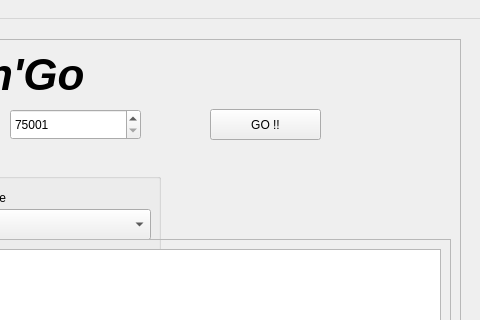
Old version of the form Tourisme de cinephile/Application/tourisme.ui in the repository AlexAndriamahaleo/Tourisme_de_cinephile; both pictures show x 600 to 1080 and y 0 to 320 of the 1080 by 720 pixel window.
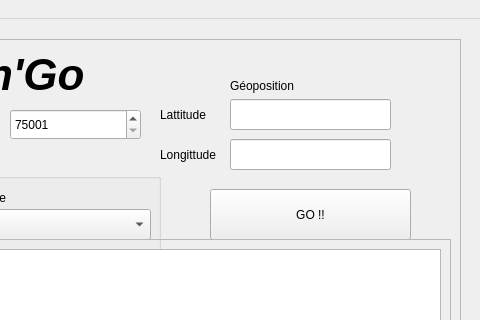
New version of the form. The open tabs and pages were chosen to show the change.

What changed in the file:
```diff
--- a/Tourisme de cinephile/Application/tourisme.ui
+++ b/Tourisme de cinephile/Application/tourisme.ui
@@ -201,9 +201,9 @@
                             <property name="geometry">
                                 <rect>
                                     <x>760</x>
-                                    <y>60</y>
-                                    <width>111</width>
-                                    <height>31</height>
+                                    <y>140</y>
+                                    <width>201</width>
+                                    <height>51</height>
                                 </rect>
                             </property>
                             <property name="text">
@@ -391,6 +391,65 @@
                                 <bool>false</bool>
                             </property>
                         </widget>
+                        <widget class="QLineEdit" name="lattitude_input">
+                            <property name="geometry">
+                                <rect>
+                                    <x>780</x>
+                                    <y>50</y>
+                                    <width>161</width>
+                                    <height>31</height>
+                                </rect>
+                            </property>
+                        </widget>
+                        <widget class="QLineEdit" name="longitude_input">
+                            <property name="geometry">
+                                <rect>
+                                    <x>780</x>
+                                    <y>90</y>
+                                    <width>161</width>
+                                    <height>31</height>
+                                </rect>
+                            </property>
+                        </widget>
+                        <widget class="QLabel" name="label">
+                            <property name="geometry">
+                                <rect>
+                                    <x>780</x>
+                                    <y>27</y>
+                                    <width>81</width>
+                                    <height>20</height>
+                                </rect>
+                            </property>
+                            <property name="text">
+                                <string>Géoposition</string>
+                            </property>
+                        </widget>
+                        <widget class="QLabel" name="label_2">
+                            <property name="geometry">
+                                <rect>
+                                    <x>710</x>
+                                    <y>50</y>
+                                    <width>61</width>
+                                    <height>31</height>
+                                </rect>
+                            </property>
+                            <property name="text">
+                                <string>Lattitude</string>
+                            </property>
+                        </widget>
+                        <widget class="QLabel" name="label_3">
+                            <property name="geometry">
+                                <rect>
+                                    <x>710</x>
+                                    <y>90</y>
+                                    <width>61</width>
+                                    <height>31</height>
+                                </rect>
+                            </property>
+                            <property name="text">
+                                <string>Longittude</string>
+                            </property>
+                        </widget>
                         <zorder>check_arrdt</zorder>
                         <zorder>s_title</zorder>
                         <zorder>s_arrdt</zorder>
```
Left out of the diff: 7 changed lines with no effect on the pictures.
